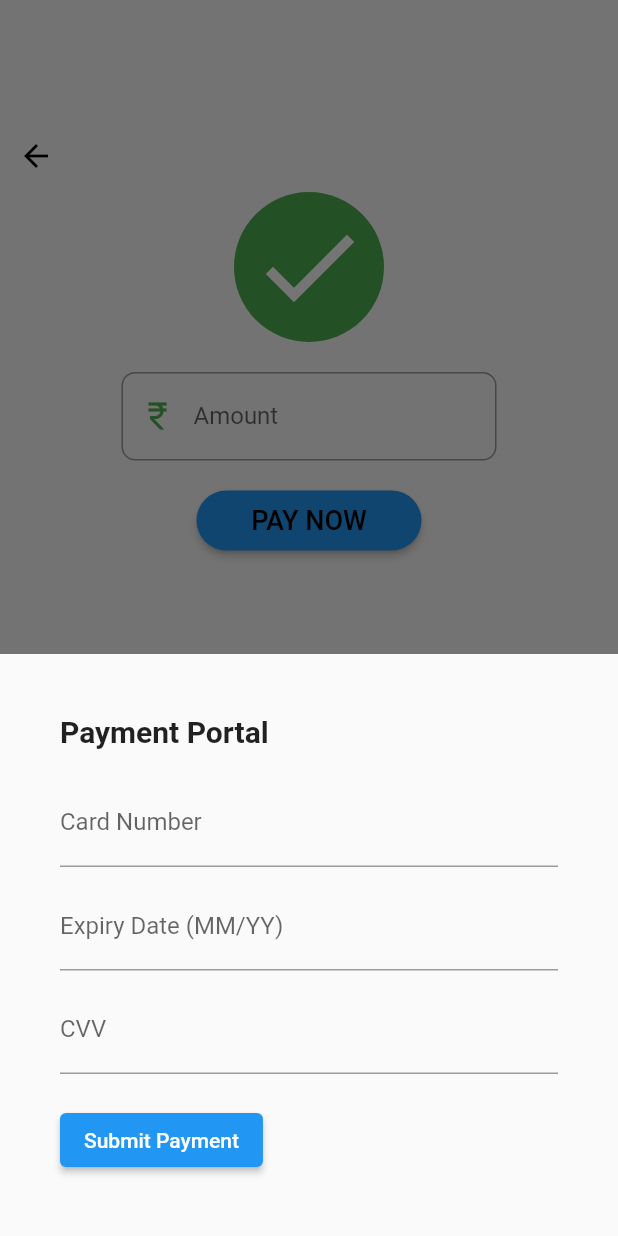
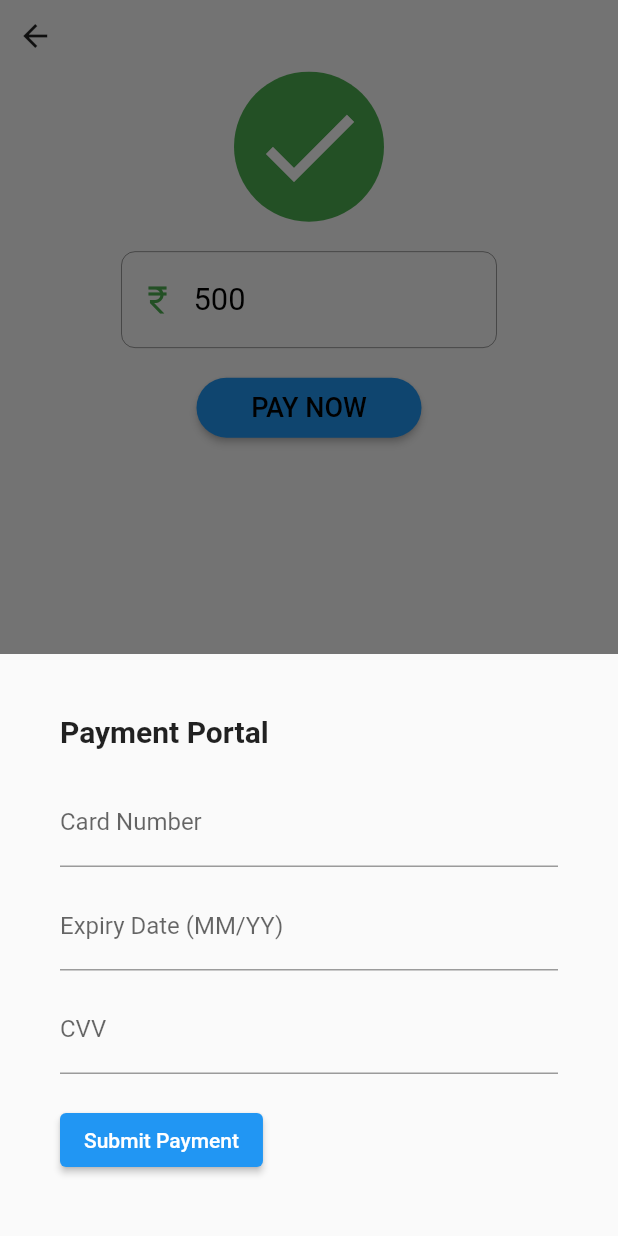
Before and after one commit to MehulVariya/Hophsee_Flutter, a Flutter app: the PaymentDesign screen opened by its route, after a tap on "PAY NOW", on a phone screen of 412 x 824 dp. Run offline on Flutter 3.47's test engine with Material 2 defaults, Android fonts, the phone set to English and light mode, and no system bars; our stand-ins replace curved_navigation_bar, device_preview, dio, flutter_screenutil, image_picker, line_awesome_flutter and 1 more; accounts and stored records are empty; network calls fail.

Commit message:
change paynow design

```diff
--- a/lib/route_generator.dart
+++ b/lib/route_generator.dart
@@ -42,7 +42,7 @@ class RouteGenerator {
         return MaterialPageRoute(builder: (_) => const PaymentDesign());
 
       case PaymentDoneDesign.route:
-        return MaterialPageRoute(builder: (_) => const PaymentDoneDesign());
+        return MaterialPageRoute(builder: (_) => PaymentDoneDesign(amount: args as int,));
 
       case SettingsPage.route:
         return MaterialPageRoute(builder: (_) => SettingsPage());
--- a/lib/ui/appointment/appointment_book_screen.dart
+++ b/lib/ui/appointment/appointment_book_screen.dart
@@ -26,7 +26,8 @@ class _AppointmentDesignState extends State<AppointmentBookScreen> {
   Widget build(BuildContext context) {
     bool isButtonEnabled = selectedDate.isNotEmpty && selectedTime.isNotEmpty;
 
-    return Scaffold(
+    return SafeArea(
+      child: Scaffold(
         body: Stack(
           // Wrap the Scaffold with a Stack
           children: [
@@ -101,6 +102,7 @@ class _AppointmentDesignState extends State<AppointmentBookScreen> {
               ),
             ),
           ],
+        ),
       ),
     );
   }
--- /dev/null
+++ b/lib/ui/payment/payment_bottom_sheet.dart
@@ -0,0 +1,123 @@
+import 'package:flutter/material.dart';
+import 'package:hophseeflutter/ui/payment/payment_done.dart';
+
+class PaymentBottomSheet extends StatelessWidget {
+  final GlobalKey<FormState> formKey;
+  final TextEditingController cardNumberController;
+  final TextEditingController expiryDateController;
+  final TextEditingController cvvController;
+  final int amount;
+
+  const PaymentBottomSheet({
+    super.key,
+    required this.formKey,
+    required this.cardNumberController,
+    required this.expiryDateController,
+    required this.cvvController,
+    required this.amount,
+  });
+
+  bool isCreditCardNumberValid(String input) {
+    // Define a regex pattern for a valid credit card number.
+    // This example assumes a 16-digit credit card number.
+    final RegExp regex = RegExp(r'^\d{16}$');
+
+    // Use the regex pattern to check if the input matches.
+    return regex.hasMatch(input);
+  }
+
+  bool isExpiryDateValid(String input) {
+    // Define a regex pattern for a valid expiry date in MM/YY format.
+    final RegExp regex = RegExp(r'^(0[1-9]|1[0-2])\/\d{2}$');
+
+    // Use the regex pattern to check if the input matches.
+    return regex.hasMatch(input);
+  }
+
+  bool isCVVValid(String input) {
+    // Define a regex pattern for a valid CVV number (3 digits).
+    final RegExp regex = RegExp(r'^\d{3}$');
+
+    // Use the regex pattern to check if the input matches.
+    return regex.hasMatch(input);
+  }
+
+  @override
+  Widget build(BuildContext context) {
+    return SingleChildScrollView(
+      child: Padding(
+        padding: const EdgeInsets.all(40),
+        child: Form(
+          key: formKey,
+          child: Column(
+            crossAxisAlignment: CrossAxisAlignment.start,
+            children: [
+              const Text(
+                'Payment Portal',
+                style: TextStyle(fontSize: 20, fontWeight: FontWeight.bold),
+              ),
+              const SizedBox(height: 20),
+              TextFormField(
+                controller: cardNumberController,
+                decoration: const InputDecoration(
+                  labelText: 'Card Number',
+                ),
+                validator: (value) {
+                  if (value == null || value.isEmpty) {
+                    return 'Please enter the card number';
+                  }
+                  if (!isCreditCardNumberValid(value)) {
+                    return 'Invalid credit card number';
+                  }
+                  return null;
+                },
+              ),
+              const SizedBox(height: 10),
+              TextFormField(
+                controller: expiryDateController,
+                decoration: const InputDecoration(
+                  labelText: 'Expiry Date (MM/YY)',
+                ),
+                validator: (value) {
+                  if (value == null || value.isEmpty) {
+                    return 'Please enter the expiry date';
+                  }
+                  if (!isExpiryDateValid(value)) {
+                    return 'Invalid expiry date format';
+                  }
+                  return null;
+                },
+              ),
+              const SizedBox(height: 10),
+              TextFormField(
+                controller: cvvController,
+                decoration: const InputDecoration(
+                  labelText: 'CVV',
+                ),
+                validator: (value) {
+                  if (value == null || value.isEmpty) {
+                    return 'Please enter the CVV';
+                  }
+                  if (!isCVVValid(value)) {
+                    return 'Invalid CVV number (3 digits required)';
+                  }
+                  return null;
+                },
+              ),
+              const SizedBox(height: 20),
+              ElevatedButton(
+                onPressed: () {
+                  if (formKey.currentState!.validate()) {
+                    Navigator.pushNamed(context, PaymentDoneDesign.route,
+                        arguments: amount);
+                  }
+                },
+                child: const Text('Submit Payment'),
+              ),
+            ],
+          ),
+        ),
+      ),
+    );
+  }
+}
--- a/lib/ui/payment/payment_design.dart
+++ b/lib/ui/payment/payment_design.dart
@@ -1,4 +1,7 @@
 import 'package:flutter/material.dart';
+import 'package:flutter_screenutil/flutter_screenutil.dart';
+import 'package:hophseeflutter/core/utils.dart';
+import 'package:hophseeflutter/ui/payment/payment_bottom_sheet.dart';
 import 'package:hophseeflutter/ui/payment/payment_done.dart';
 
 import '../appointment/appointment_book_screen.dart';
@@ -7,6 +10,7 @@ class PaymentDesign extends StatefulWidget {
   const PaymentDesign({
     super.key,
   });
+
   static const route = '/payment_screen';
 
   @override
@@ -18,32 +22,16 @@ class _PaymentDesignState extends State<PaymentDesign> {
   final TextEditingController _cardNumberController = TextEditingController();
   final TextEditingController _expiryDateController = TextEditingController();
   final TextEditingController _cvvController = TextEditingController();
+  final TextEditingController _amountController = TextEditingController();
 
   @override
   Widget build(BuildContext context) {
-    return Scaffold(
+    return SafeArea(
+      child: Scaffold(
         body: SingleChildScrollView(
-        child: Container(
-          padding: const EdgeInsets.only(top: 80),
           child: Column(
             children: [
-              Align(
-                alignment: Alignment.topLeft, // Align to the top-left corner
-                child: IconButton(
-                  onPressed: () {
-                    /*Navigator.push(
-                      context,
-                      MaterialPageRoute(
-                        builder: (context) => const AppointmentScreen(),
-                      ),
-                    );*/
-                  },
-                  icon: const Icon(
-                    Icons.arrow_back,
-                    color: Colors.black,
-                  ),
-                ),
-              ),
+              backArrow(context),
               Center(
                 child: Column(
                   children: [
@@ -78,15 +66,20 @@ class _PaymentDesignState extends State<PaymentDesign> {
                           }
                           return null;
                         },
-                        decoration: const InputDecoration(
-                          hintText: 'Amount',
-                          labelText: 'Amount',
-                          prefixIcon: Icon(
+                        controller: _amountController,
+                        decoration: InputDecoration(
+                          /*hintText: 'Amount',
+                          labelText: 'Amount',*/
+                          hintText: "500",
+                          hintStyle:
+                              TextStyle(color: Colors.black, fontSize: 18.sp),
+                          enabled: false,
+                          prefixIcon: const Icon(
                             Icons.currency_rupee_sharp,
                             color: Colors.green,
                           ),
-                          errorStyle: TextStyle(fontSize: 14.0),
-                          border: OutlineInputBorder(
+                          errorStyle: const TextStyle(fontSize: 14.0),
+                          border: const OutlineInputBorder(
                             borderSide: BorderSide(color: Colors.red),
                             borderRadius:
                                 BorderRadius.all(Radius.circular(9.0)),
@@ -109,9 +102,12 @@ class _PaymentDesignState extends State<PaymentDesign> {
                                     formKey: _formKey,
                                     cardNumberController: _cardNumberController,
                                     expiryDateController: _expiryDateController,
-                                  cvvController: _cvvController);
+                                    cvvController: _cvvController,
+                                    amount:
+                                        500 /*int.parse(_amountController.text)*/);
                               },
                             );
+
                         },
                         style: ElevatedButton.styleFrom(
                           backgroundColor: Colors.blue,
@@ -134,121 +130,3 @@ class _PaymentDesignState extends State<PaymentDesign> {
     );
   }
 }
-
-class PaymentBottomSheet extends StatelessWidget {
-  final GlobalKey<FormState> formKey;
-  final TextEditingController cardNumberController;
-  final TextEditingController expiryDateController;
-  final TextEditingController cvvController;
-
-  const PaymentBottomSheet({
-    super.key,
-    required this.formKey,
-    required this.cardNumberController,
-    required this.expiryDateController,
-    required this.cvvController,
-  });
-
-  bool isCreditCardNumberValid(String input) {
-    // Define a regex pattern for a valid credit card number.
-    // This example assumes a 16-digit credit card number.
-    final RegExp regex = RegExp(r'^\d{16}$');
-
-    // Use the regex pattern to check if the input matches.
-    return regex.hasMatch(input);
-  }
-
-  bool isExpiryDateValid(String input) {
-    // Define a regex pattern for a valid expiry date in MM/YY format.
-    final RegExp regex = RegExp(r'^(0[1-9]|1[0-2])\/\d{2}$');
-
-    // Use the regex pattern to check if the input matches.
-    return regex.hasMatch(input);
-  }
-
-  bool isCVVValid(String input) {
-    // Define a regex pattern for a valid CVV number (3 digits).
-    final RegExp regex = RegExp(r'^\d{3}$');
-
-    // Use the regex pattern to check if the input matches.
-    return regex.hasMatch(input);
-  }
-
-  @override
-  Widget build(BuildContext context) {
-    return SingleChildScrollView(
-      child: Padding(
-        padding: const EdgeInsets.all(40),
-        child: Form(
-          key: formKey,
-          child: Column(
-            crossAxisAlignment: CrossAxisAlignment.start,
-            children: [
-              const Text(
-                'Payment Portal',
-                style: TextStyle(fontSize: 20, fontWeight: FontWeight.bold),
-              ),
-              const SizedBox(height: 20),
-              TextFormField(
-                controller: cardNumberController,
-                decoration: const InputDecoration(
-                  labelText: 'Card Number',
-                ),
-                validator: (value) {
-                  if (value == null || value.isEmpty) {
-                    return 'Please enter the card number';
-                  }
-                  if (!isCreditCardNumberValid(value)) {
-                    return 'Invalid credit card number';
-                  }
-                  return null;
-                },
-              ),
-              const SizedBox(height: 10),
-              TextFormField(
-                controller: expiryDateController,
-                decoration: const InputDecoration(
-                  labelText: 'Expiry Date (MM/YY)',
-                ),
-                validator: (value) {
-                  if (value == null || value.isEmpty) {
-                    return 'Please enter the expiry date';
-                  }
-                  if (!isExpiryDateValid(value)) {
-                    return 'Invalid expiry date format';
-                  }
-                  return null;
-                },
-              ),
-              const SizedBox(height: 10),
-              TextFormField(
-                controller: cvvController,
-                decoration: const InputDecoration(
-                  labelText: 'CVV',
-                ),
-                validator: (value) {
-                  if (value == null || value.isEmpty) {
-                    return 'Please enter the CVV';
-                  }
-                  if (!isCVVValid(value)) {
-                    return 'Invalid CVV number (3 digits required)';
-                  }
-                  return null;
-                },
-              ),
-              const SizedBox(height: 20),
-              ElevatedButton(
-                onPressed: () {
-                  if (formKey.currentState!.validate()) {
-                    Navigator.pushNamed(context, PaymentDoneDesign.route);
-                  }
-                },
-                child: const Text('Submit Payment'),
-              ),
-            ],
-          ),
-        ),
-      ),
-    );
-  }
-}
```
Also changed, not shown: lib/ui/payment/payment_done.dart (+7 -5 lines). Lines whose indentation alone changed are shown as unchanged.
